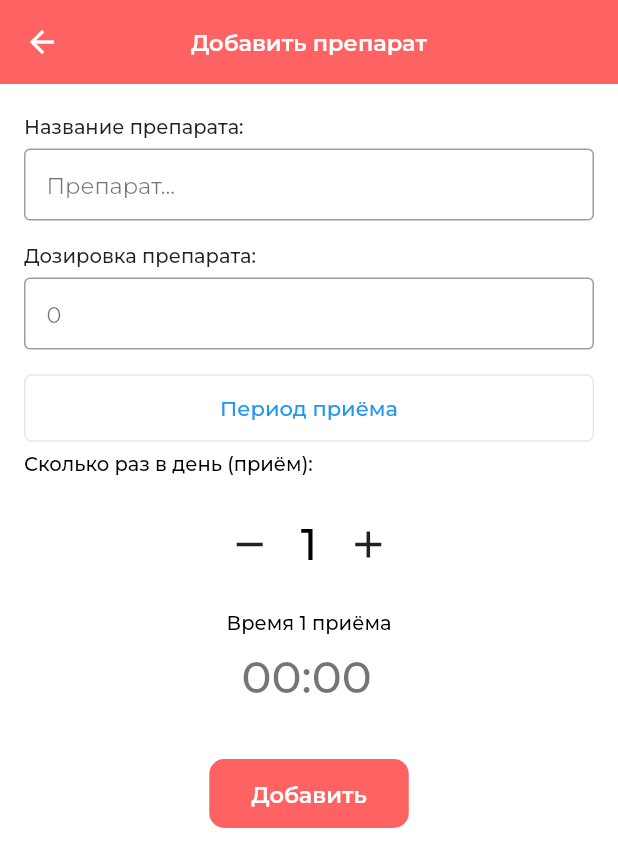
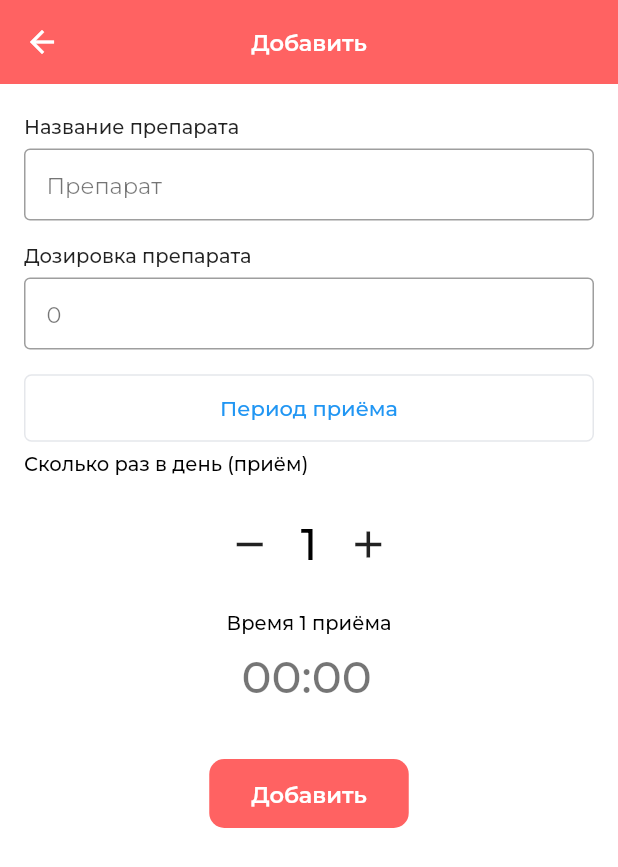
Before and after one commit to AKR4log/CardioExpert, a Flutter app: the screen it shows once a user with an empty profile is signed in, after a tap on "Добавить", on a phone screen of 412 x 824 dp. Shown: the top 867 px of the screen. Run offline on Flutter 3.47's test engine with Material 2 defaults, Android fonts, the light colour scheme and no system bars; our stand-ins replace cloud_firestore, firebase_auth, firebase_core, flutter_local_notifications, flutter_multi_formatter, pdf and 1 more; missing offline and left inert: flutter_share; accounts and stored records are empty.

Commit message:
Partial mobile localization

```diff
--- a/lib/ui/mobile/home/action/tablet.dart
+++ b/lib/ui/mobile/home/action/tablet.dart
@@ -1,3 +1,4 @@
+import 'package:cardio_expert/localization.dart';
 import 'package:flutter/material.dart';
 import 'package:flutter_multi_formatter/flutter_multi_formatter.dart';
 import 'package:provider/provider.dart';
@@ -70,10 +71,10 @@ class _AddTabletState extends State<AddTablet> {
       appBar: AppBar(
         automaticallyImplyLeading: true,
         leading: const BackButton(color: Colors.white),
-        title: const Text(
-          'Добавить препарат',
+        title: Text(
+          AppLocalizations.of(context).translate('add'),
           textAlign: TextAlign.center,
-          style: TextStyle(
+          style: const TextStyle(
               fontWeight: FontWeight.w600, fontSize: 15, color: Colors.white),
         ),
         elevation: 0,
@@ -91,11 +92,12 @@ class _AddTabletState extends State<AddTablet> {
               children: [
                 Container(
                   margin: const EdgeInsets.only(bottom: 7),
-                  child: const Text('Название препарата:',
-                      style: TextStyle(
-                        fontWeight: FontWeight.w500,
-                        fontSize: 13,
-                      )),
+                  child:
+                      Text(AppLocalizations.of(context).translate('name_drug'),
+                          style: const TextStyle(
+                            fontWeight: FontWeight.w500,
+                            fontSize: 13,
+                          )),
                 ),
                 TextField(
                   controller: controllerName,
@@ -103,15 +105,16 @@ class _AddTabletState extends State<AddTablet> {
                       fontWeight: FontWeight.w500,
                       fontSize: 15,
                       color: Colors.black),
-                  decoration: const InputDecoration(
-                    contentPadding:
-                        EdgeInsets.symmetric(vertical: 10, horizontal: 15),
-                    hintText: 'Препарат...',
-                    hintStyle: TextStyle(
+                  decoration: InputDecoration(
+                    contentPadding: const EdgeInsets.symmetric(
+                        vertical: 10, horizontal: 15),
+                    hintText:
+                        AppLocalizations.of(context).translate('medication'),
+                    hintStyle: const TextStyle(
                         fontWeight: FontWeight.w400,
                         fontSize: 15,
                         color: Colors.black54),
-                    border: OutlineInputBorder(
+                    border: const OutlineInputBorder(
                         borderSide: BorderSide(
                             color: Color.fromRGBO(229, 231, 235, 1))),
                   ),
@@ -126,8 +129,9 @@ class _AddTabletState extends State<AddTablet> {
               children: [
                 Container(
                   margin: const EdgeInsets.only(bottom: 7),
-                  child: const Text('Дозировка препарата:',
-                      style: TextStyle(
+                  child: Text(
+                      AppLocalizations.of(context).translate('dosage_drug'),
+                      style: const TextStyle(
                         fontWeight: FontWeight.w500,
                         fontSize: 13,
                       )),
@@ -169,7 +173,8 @@ class _AddTabletState extends State<AddTablet> {
                   padding: MaterialStateProperty.all(
                       const EdgeInsets.symmetric(vertical: 14, horizontal: 55)),
                 ),
-                child: const Text('Период приёма')),
+                child: Text(AppLocalizations.of(context)
+                    .translate('admission_period'))),
           ),
           Row(
             children: [
@@ -205,9 +210,9 @@ class _AddTabletState extends State<AddTablet> {
           Column(
             crossAxisAlignment: CrossAxisAlignment.start,
             children: [
-              const Text(
-                'Сколько раз в день (приём):',
-                style: TextStyle(
+              Text(
+                AppLocalizations.of(context).translate('how_many_times_day'),
+                style: const TextStyle(
                     fontWeight: FontWeight.w500,
                     fontSize: 13,
                     color: Colors.black),
@@ -269,9 +274,10 @@ class _AddTabletState extends State<AddTablet> {
                 numb == "1"
                     ? Column(
                         children: [
-                          const Text(
-                            'Время 1 приёма',
-                            style: TextStyle(
+                          Text(
+                            AppLocalizations.of(context)
+                                .translate('time_1_reception'),
+                            style: const TextStyle(
                                 fontSize: 13,
                                 fontWeight: FontWeight.w500,
                                 color: Colors.black),
@@ -304,9 +310,10 @@ class _AddTabletState extends State<AddTablet> {
                             children: [
                               Column(
                                 children: [
-                                  const Text(
-                                    'Время 1 приёма',
-                                    style: TextStyle(
+                                  Text(
+                                    AppLocalizations.of(context)
+                                        .translate('time_1_reception'),
+                                    style: const TextStyle(
                                         fontSize: 13,
                                         fontWeight: FontWeight.w500,
                                         color: Colors.black),
@@ -338,9 +345,10 @@ class _AddTabletState extends State<AddTablet> {
                               ),
                               Column(
                                 children: [
-                                  const Text(
-                                    'Время 2 приёма',
-                                    style: TextStyle(
+                                  Text(
+                                    AppLocalizations.of(context)
+                                        .translate('time_2_sessions'),
+                                    style: const TextStyle(
                                         fontSize: 13,
                                         fontWeight: FontWeight.w500,
                                         color: Colors.black),
@@ -377,9 +385,10 @@ class _AddTabletState extends State<AddTablet> {
                                 children: [
                                   Column(
                                     children: [
-                                      const Text(
-                                        'Время 1 приёма',
-                                        style: TextStyle(
+                                      Text(
+                                        AppLocalizations.of(context)
+                                            .translate('time_1_reception'),
+                                        style: const TextStyle(
                                             fontSize: 13,
                                             fontWeight: FontWeight.w500,
                                             color: Colors.black),
@@ -413,9 +422,10 @@ class _AddTabletState extends State<AddTablet> {
                                   ),
                                   Column(
                                     children: [
-                                      const Text(
-                                        'Время 2 приёма',
-                                        style: TextStyle(
+                                      Text(
+                                        AppLocalizations.of(context)
+                                            .translate('time_2_sessions'),
+                                        style: const TextStyle(
                                             fontSize: 13,
                                             fontWeight: FontWeight.w500,
                                             color: Colors.black),
@@ -449,9 +459,10 @@ class _AddTabletState extends State<AddTablet> {
                                   ),
                                   Column(
                                     children: [
-                                      const Text(
-                                        'Время 3 приёма',
-                                        style: TextStyle(
+                                      Text(
+                                        AppLocalizations.of(context)
+                                            .translate('time_3_appointments'),
+                                        style: const TextStyle(
                                             fontSize: 13,
                                             fontWeight: FontWeight.w500,
                                             color: Colors.black),
@@ -510,8 +521,8 @@ class _AddTabletState extends State<AddTablet> {
                   padding: MaterialStateProperty.all(
                       const EdgeInsets.symmetric(vertical: 14, horizontal: 28)),
                 ),
-                child: const Text('Добавить',
-                    style: TextStyle(
+                child: Text(AppLocalizations.of(context).translate('add'),
+                    style: const TextStyle(
                         fontSize: 15,
                         fontWeight: FontWeight.w600,
                         color: Colors.white))),
--- a/lib/ui/mobile/home/home.dart
+++ b/lib/ui/mobile/home/home.dart
@@ -54,7 +54,7 @@ class _HomePageState extends State<HomePage> {
                   child: Center(
                       child: Text(
                     AppLocalizations.of(context).translate('self_control'),
-                    style: TextStyle(
+                    style: const TextStyle(
                         fontSize: 12,
                         fontWeight: FontWeight.w600,
                         color: Colors.white),
@@ -76,10 +76,10 @@ class _HomePageState extends State<HomePage> {
                       color: !isLeft
                           ? const Color.fromRGBO(255, 98, 98, 1)
                           : const Color.fromRGBO(148, 148, 148, 1)),
-                  child: const Center(
+                  child: Center(
                       child: Text(
-                    'Мои препараты',
-                    style: TextStyle(
+                    AppLocalizations.of(context).translate('my_medications'),
+                    style: const TextStyle(
                         fontSize: 12,
                         fontWeight: FontWeight.w600,
                         color: Colors.white),
@@ -120,10 +120,12 @@ class _HomePageState extends State<HomePage> {
                           direction: Axis.horizontal,
                           mainAxisAlignment: MainAxisAlignment.spaceBetween,
                           children: [
-                            const Flexible(
+                            Flexible(
                                 flex: 2,
-                                child: Text('Контроль веса\nИндекса массы тела',
-                                    style: TextStyle(
+                                child: Text(
+                                    AppLocalizations.of(context).translate(
+                                        'weight_control_body_mass_index'),
+                                    style: const TextStyle(
                                         fontWeight: FontWeight.w500,
                                         color: Colors.black))),
                             Flexible(
@@ -159,10 +161,12 @@ class _HomePageState extends State<HomePage> {
                           direction: Axis.horizontal,
                           mainAxisAlignment: MainAxisAlignment.spaceBetween,
                           children: [
-                            const Flexible(
+                            Flexible(
                                 flex: 2,
-                                child: Text('Контроль артериального давления',
-                                    style: TextStyle(
+                                child: Text(
+                                    AppLocalizations.of(context)
+                                        .translate('blood_pressure_monitoring'),
+                                    style: const TextStyle(
                                         fontWeight: FontWeight.w500,
                                         color: Colors.black))),
                             Flexible(
@@ -198,10 +202,12 @@ class _HomePageState extends State<HomePage> {
                           direction: Axis.horizontal,
                           mainAxisAlignment: MainAxisAlignment.spaceBetween,
                           children: [
-                            const Flexible(
+                            Flexible(
                                 flex: 2,
-                                child: Text('Контроль пульса',
-                                    style: TextStyle(
+                                child: Text(
+                                    AppLocalizations.of(context)
+                                        .translate('pulse_monitoring'),
+                                    style: const TextStyle(
                                         fontWeight: FontWeight.w500,
                                         color: Colors.black))),
                             Flexible(
@@ -237,11 +243,12 @@ class _HomePageState extends State<HomePage> {
                           direction: Axis.horizontal,
                           mainAxisAlignment: MainAxisAlignment.spaceBetween,
                           children: [
-                            const Flexible(
+                            Flexible(
                                 flex: 2,
                                 child: Text(
-                                    'Контроль выпитой и выделенной жидкости',
-                                    style: TextStyle(
+                                    AppLocalizations.of(context)
+                                        .translate('control_drunk'),
+                                    style: const TextStyle(
                                         fontWeight: FontWeight.w500,
                                         color: Colors.black))),
                             Flexible(
@@ -277,10 +284,12 @@ class _HomePageState extends State<HomePage> {
                           direction: Axis.horizontal,
                           mainAxisAlignment: MainAxisAlignment.spaceBetween,
                           children: [
-                            const Flexible(
+                            Flexible(
                                 flex: 2,
-                                child: Text('Контроль МНО при приёме Варфарина',
-                                    style: TextStyle(
+                                child: Text(
+                                    AppLocalizations.of(context)
+                                        .translate('control_INR'),
+                                    style: const TextStyle(
                                         fontWeight: FontWeight.w500,
                                         color: Colors.black))),
                             Flexible(
@@ -316,10 +325,12 @@ class _HomePageState extends State<HomePage> {
                           direction: Axis.horizontal,
                           mainAxisAlignment: MainAxisAlignment.spaceBetween,
                           children: [
-                            const Flexible(
+                            Flexible(
                                 flex: 2,
-                                child: Text('Липидный профиль',
-                                    style: TextStyle(
+                                child: Text(
+                                    AppLocalizations.of(context)
+                                        .translate('lipid_profile'),
+                                    style: const TextStyle(
                                         fontWeight: FontWeight.w500,
                                         color: Colors.black))),
                             Flexible(
@@ -350,8 +361,9 @@ class _HomePageState extends State<HomePage> {
                           MaterialPageRoute(
                               builder: (BuildContext context) =>
                                   const ReportsPage())),
-                      child: const Text('Отчёты',
-                          style: TextStyle(
+                      child: Text(
+                          AppLocalizations.of(context).translate('reports'),
+                          style: const TextStyle(
                               fontWeight: FontWeight.w500,
                               color: Colors.black)),
                     ),
@@ -379,16 +391,19 @@ class _HomePageState extends State<HomePage> {
                           MaterialPageRoute(
                               builder: (BuildContext context) =>
                                   const HelperPage())),
-                      child: const Text('Информационные материалы',
-                          style: TextStyle(
+                      child: Text(
+                          AppLocalizations.of(context)
+                              .translate('informational_materials'),
+                          style: const TextStyle(
                               fontWeight: FontWeight.w500,
                               color: Colors.black)),
                     ),
                   ),
                   TextButton(
                       onPressed: () => FirebaseAuth.instance.signOut(),
-                      child: const Text('Выйти из аккаунта',
-                          style: TextStyle(
+                      child: Text(
+                          AppLocalizations.of(context).translate('log_out'),
+                          style: const TextStyle(
                               fontSize: 15,
                               fontWeight: FontWeight.w600,
                               color: Colors.blue))),
@@ -557,8 +572,8 @@ class _HomePageState extends State<HomePage> {
                             const EdgeInsets.symmetric(
                                 vertical: 14, horizontal: 28)),
                       ),
-                      child: const Text('Добавить',
-                          style: TextStyle(
+                      child: Text(AppLocalizations.of(context).translate('add'),
+                          style: const TextStyle(
                               fontSize: 15,
                               fontWeight: FontWeight.w600,
                               color: Colors.white))),
```
Also changed, not shown: assets/lang/ru.json (+34 -36 lines), lib/ui/mobile/home/control/blood_pressure.dart (+25 -19 lines), lib/ui/mobile/home/control/drunk_excreted_liquid.dart (+37 -33 lines), lib/ui/mobile/home/control/lipid_profile.dart (+25 -22 lines), lib/ui/mobile/home/control/mno.dart (+19 -15 lines), lib/ui/mobile/home/reports.dart (+8 -8 lines).
